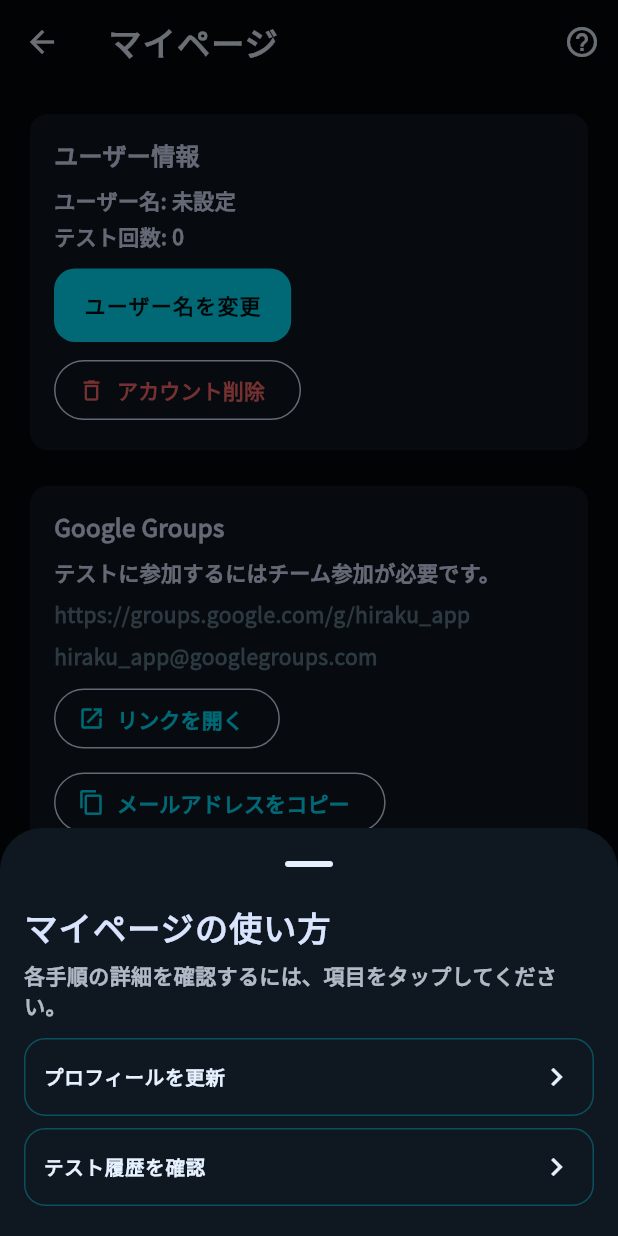
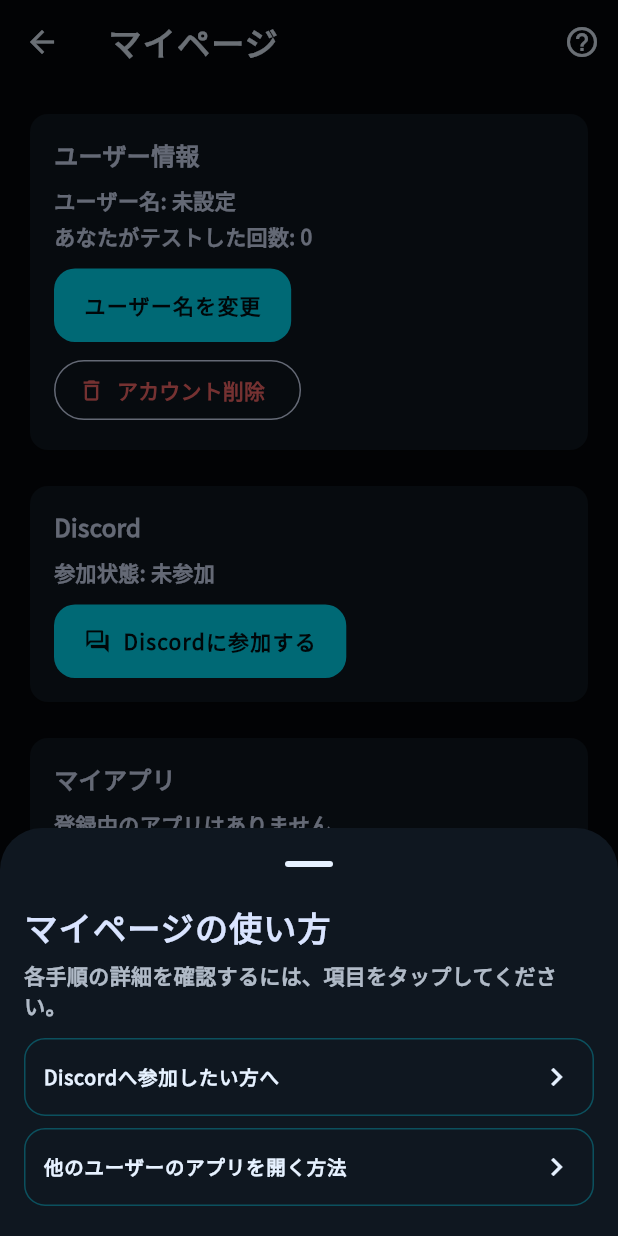
Before and after one commit to yuga1691/hiraku, a Flutter app: the MyPageScreen screen opened directly, after a tap on the "help outline" icon, on a phone screen of 412 x 824 dp. Run offline on Flutter 3.47's test engine with Material 3 defaults, Android fonts, the phone set to English and light mode, and no system bars; our stand-ins replace cloud_firestore, firebase_auth, firebase_core, image_picker, shared_preferences; accounts and stored records are empty; network calls fail.

Commit message:
マイページ説明追加

```diff
--- a/lib/screens/my_page_screen.dart
+++ b/lib/screens/my_page_screen.dart
@@ -1,10 +1,7 @@
 import 'package:firebase_auth/firebase_auth.dart';
 import 'package:flutter/material.dart';
-import 'package:flutter/services.dart';
 import 'package:intl/intl.dart';
-import 'package:url_launcher/url_launcher.dart';
 
-import '../constants.dart';
 import '../models/app_model.dart';
 import '../models/testing_model.dart';
 import '../services/discord_webhook_service.dart';
@@ -32,16 +29,16 @@ class _MyPageScreenState extends State<MyPageScreen> {
 
   static const _helpSections = [
     UsageHelpSection(
-      title: '\u30d7\u30ed\u30d5\u30a3\u30fc\u30eb\u3092\u66f4\u65b0',
+      title: 'Discordへ参加したい方へ',
       body:
-          '\u4eee\u306e\u8aac\u660e\u6587\u3067\u3059\u3002\u30e6\u30fc\u30b6\u30fc\u540d\u3092\u5909\u66f4\u3067\u304d\u307e\u3059\u3002',
-      assetPath: 'assets/guide/placeholder.png',
+          'Discordに参加するを押し，招待リンクでDiscordへ参加してください！\nその後本アプリに戻り，「はい」を選択するとDiscordにあなたのアプリが自動的に紹介されます！',
+      assetPath: 'assets/guide/4-1.jpg',
     ),
     UsageHelpSection(
-      title: '\u30c6\u30b9\u30c8\u5c65\u6b74\u3092\u78ba\u8a8d',
+      title: '他のユーザーのアプリを開く方法',
       body:
-          '\u4eee\u306e\u8aac\u660e\u6587\u3067\u3059\u3002\u958b\u3044\u305f\u30a2\u30d7\u30ea\u306e\u5c65\u6b74\u304c\u8868\u793a\u3055\u308c\u307e\u3059\u3002',
-      assetPath: 'assets/guide/placeholder.png',
+          'テスト履歴から「開く」ボタンを押しましょう！\nアプリが開かれます！\nアプリをアンインストールしてしまった場合も，開くを押すことでGoogle Playに飛ぶことができます．',
+      assetPath: 'assets/guide/1-4.jpg',
     ),
   ];
 
@@ -59,7 +56,7 @@ class _MyPageScreenState extends State<MyPageScreen> {
     }
     return Scaffold(
       appBar: AppBar(
-        title: const Text('\u30de\u30a4\u30da\u30fc\u30b8'),
+        title: const Text('マイページ'),
         actions: [
           IconButton(
             icon: const Icon(Icons.help_outline),
@@ -76,8 +73,6 @@ class _MyPageScreenState extends State<MyPageScreen> {
         padding: const EdgeInsets.all(16),
         children: [
           _buildProfileSection(user.uid),
-          const SizedBox(height: 16),
-          _buildTeamSection(),
           const SizedBox(height: 16),
           _buildDiscordSection(),
           const SizedBox(height: 16),
@@ -140,7 +135,7 @@ class _MyPageScreenState extends State<MyPageScreen> {
                   '\u30e6\u30fc\u30b6\u30fc\u540d: ${username.isEmpty ? '\u672a\u8a2d\u5b9a' : username}',
                 ),
                 const SizedBox(height: 4),
-                Text('\u30c6\u30b9\u30c8\u56de\u6570: $testedCount'),
+                Text('あなたがテストした回数: $testedCount'),
                 const SizedBox(height: 12),
                 FilledButton.tonal(
                   onPressed: () => _editUsername(userId, username),
@@ -164,53 +159,6 @@ class _MyPageScreenState extends State<MyPageScreen> {
           ),
         );
       },
-    );
-  }
-
-  Widget _buildTeamSection() {
-    return Card(
-      child: Padding(
-        padding: const EdgeInsets.all(16),
-        child: Column(
-          crossAxisAlignment: CrossAxisAlignment.start,
-          children: [
-            const Text(
-              'Google Groups',
-              style: TextStyle(fontSize: 16, fontWeight: FontWeight.bold),
-            ),
-            const SizedBox(height: 8),
-            const Text(
-              '\u30c6\u30b9\u30c8\u306b\u53c2\u52a0\u3059\u308b\u306b\u306f\u30c1\u30fc\u30e0\u53c2\u52a0\u304c\u5fc5\u8981\u3067\u3059\u3002',
-            ),
-            const SizedBox(height: 8),
-            Text(kTeamJoinUrl, style: const TextStyle(color: Colors.blueGrey)),
-            const SizedBox(height: 8),
-            Text(
-              kTeamJoinEmail,
-              style: const TextStyle(color: Colors.blueGrey),
-            ),
-            const SizedBox(height: 8),
-            Wrap(
-              spacing: 8,
-              runSpacing: 8,
-              children: [
-                OutlinedButton.icon(
-                  onPressed: _openTeamUrl,
-                  icon: const Icon(Icons.open_in_new),
-                  label: const Text('\u30ea\u30f3\u30af\u3092\u958b\u304f'),
-                ),
-                OutlinedButton.icon(
-                  onPressed: _copyTeamEmail,
-                  icon: const Icon(Icons.copy),
-                  label: const Text(
-                    '\u30e1\u30fc\u30eb\u30a2\u30c9\u30ec\u30b9\u3092\u30b3\u30d4\u30fc',
-                  ),
-                ),
-              ],
-            ),
-          ],
-        ),
-      ),
     );
   }
 
@@ -464,11 +412,6 @@ class _MyPageScreenState extends State<MyPageScreen> {
     }
   }
 
-  Future<void> _openTeamUrl() async {
-    final uri = Uri.parse(kTeamJoinUrl);
-    await launchUrl(uri, mode: LaunchMode.externalApplication);
-  }
-
   Future<void> _openDiscordJoinScreen() async {
     await Navigator.of(
       context,
@@ -480,18 +423,6 @@ class _MyPageScreenState extends State<MyPageScreen> {
     final optedIn = await _discordWebhookService.isDiscordOptIn();
     if (!mounted) return;
     setState(() => _discordOptIn = optedIn);
-  }
-
-  Future<void> _copyTeamEmail() async {
-    await Clipboard.setData(const ClipboardData(text: kTeamJoinEmail));
-    if (!mounted) return;
-    ScaffoldMessenger.of(context).showSnackBar(
-      const SnackBar(
-        content: Text(
-          'Google Groups\u306e\u30e1\u30fc\u30eb\u30a2\u30c9\u30ec\u30b9\u3092\u30b3\u30d4\u30fc\u3057\u307e\u3057\u305f\u3002',
-        ),
-      ),
-    );
   }
 
   void _showSnack(String message) {
--- a/lib/screens/onboarding_screen.dart
+++ b/lib/screens/onboarding_screen.dart
@@ -152,7 +152,10 @@ class _OnboardingScreenState extends State<OnboardingScreen> {
             const Spacer(),
             Row(
               children: [
-                TextButton(onPressed: () => _goToPage(_totalSteps - 1), child: const Text('スキップ')),
+                TextButton(
+                  onPressed: () => _goToPage(_totalSteps - 1),
+                  child: const Text('スキップ'),
+                ),
                 const Spacer(),
                 FilledButton(onPressed: _nextPage, child: const Text('次へ')),
               ],
@@ -175,9 +178,18 @@ class _OnboardingScreenState extends State<OnboardingScreen> {
             const SizedBox(height: 12),
             Text(
               'このページでは Googleグループの参加リンクのみを表示します。'
-              '\nGoogleグループへ参加後、次へ進んでください。',
+              '\nGoogleグループへ参加後、次へ進んでください。\nグループへは，「使い方」からも参加することができます．',
               style: theme.textTheme.bodyMedium?.copyWith(
                 color: theme.colorScheme.onSurface.withOpacity(0.8),
+              ),
+            ),
+            const SizedBox(height: 16),
+            ClipRRect(
+              borderRadius: BorderRadius.circular(12),
+              child: Image.asset(
+                'assets/guide/3-1.jpg',
+                width: double.infinity,
+                fit: BoxFit.contain,
               ),
             ),
             const SizedBox(height: 16),
@@ -231,11 +243,18 @@ class _OnboardingScreenState extends State<OnboardingScreen> {
             Text('Google Play Console 登録', style: theme.textTheme.titleLarge),
             const SizedBox(height: 12),
             Text(
-              '自分のアプリをテストしてもらう場合は、下記メールアドレスをコピーして '
-              'Google Play Console のクローズドテスト設定へ登録してください。'
-              '\nこのアプリ内への入力は不要です。',
+              '他のユーザーがあなたのアプリをインストールできるように，GoogleグループのメールアドレスをGoogle Play Consoleに追加してください．\nこれらの説明は，「使い方」でも確認することができます．',
               style: theme.textTheme.bodyMedium?.copyWith(
                 color: theme.colorScheme.onSurface.withOpacity(0.8),
+              ),
+            ),
+            const SizedBox(height: 16),
+            ClipRRect(
+              borderRadius: BorderRadius.circular(12),
+              child: Image.asset(
+                'assets/guide/3-2.jpg',
+                width: double.infinity,
+                fit: BoxFit.contain,
               ),
             ),
             const SizedBox(height: 16),
@@ -259,7 +278,13 @@ class _OnboardingScreenState extends State<OnboardingScreen> {
             OutlinedButton.icon(
               onPressed: _copyTeamEmail,
               icon: const Icon(Icons.copy),
-              label: const Text('メールアドレスをコピー'),
+              label: const Text('Googleグループのメールをコピー'),
+            ),
+            const SizedBox(height: 8),
+            FilledButton.icon(
+              onPressed: _openPlayConsole,
+              icon: const Icon(Icons.open_in_new),
+              label: const Text('Google Play Consoleを開く'),
             ),
             const Spacer(),
             Row(
@@ -387,6 +412,11 @@ class _OnboardingScreenState extends State<OnboardingScreen> {
     _showSnack('Googleグループのメールアドレスをコピーしました。');
   }
 
+  Future<void> _openPlayConsole() async {
+    final uri = Uri.parse('https://play.google.com/console/');
+    await launchUrl(uri, mode: LaunchMode.externalApplication);
+  }
+
   void _showSnack(String message) {
     ScaffoldMessenger.of(
       context,
--- a/lib/screens/usage_guide_screen.dart
+++ b/lib/screens/usage_guide_screen.dart
@@ -50,20 +50,7 @@ class UsageGuideScreen extends StatelessWidget {
   Widget build(BuildContext context) {
     final theme = Theme.of(context);
     return Scaffold(
-      appBar: AppBar(
-        title: const Text('使い方'),
-        actions: [
-          IconButton(
-            icon: const Icon(Icons.help_outline),
-            tooltip: '使い方を開く',
-            onPressed: () => showUsageHelpSheet(
-              context,
-              title: '使い方のガイド',
-              sections: _sections,
-            ),
-          ),
-        ],
-      ),
+      appBar: AppBar(title: const Text('使い方')),
       body: ListView(
         padding: const EdgeInsets.fromLTRB(16, 12, 16, 24),
         children: [
```
Also changed, not shown: assets/guide/4-1.jpg (added).
